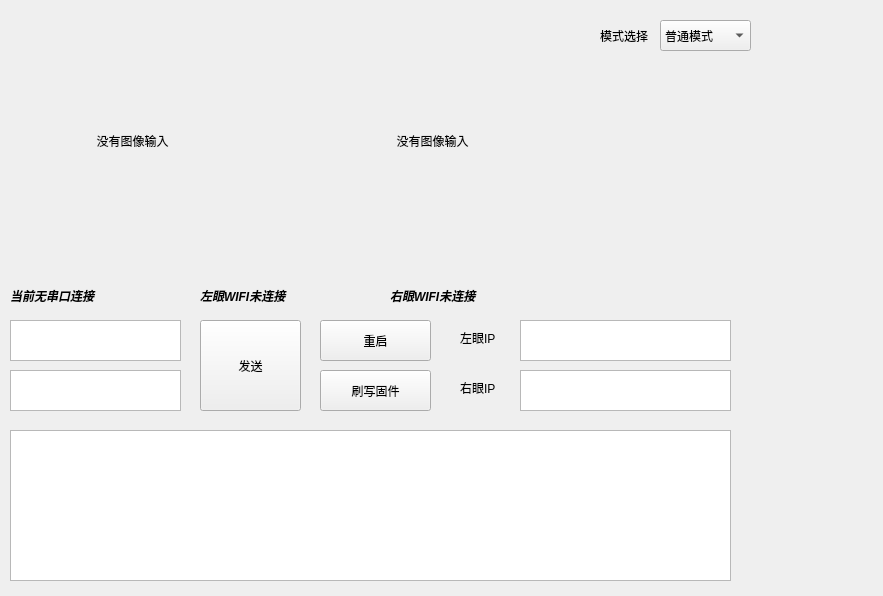
First picture: the form in ui/eye_tracker_window.ui, repository JellyfishKnight/paper_tracker, before the edit.
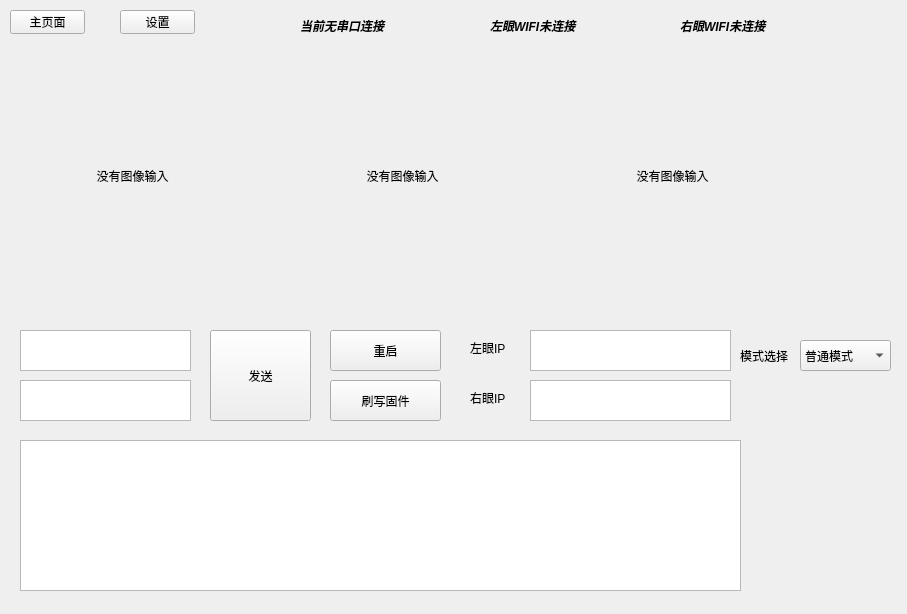
Second picture: the form after the edit.

```diff
--- a/ui/eye_tracker_window.ui
+++ b/ui/eye_tracker_window.ui
@@ -6,103 +6,268 @@
    <rect>
     <x>0</x>
     <y>0</y>
-    <width>883</width>
-    <height>596</height>
+    <width>907</width>
+    <height>614</height>
    </rect>
   </property>
   <property name="windowTitle">
    <string>PaperEyeTrackerWindow</string>
   </property>
-  <widget class="QLabel" name="LeftEyeImage">
+  <widget class="QStackedWidget" name="stackedWidget">
    <property name="geometry">
     <rect>
-     <x>10</x>
-     <y>10</y>
-     <width>261</width>
-     <height>261</height>
+     <x>0</x>
+     <y>40</y>
+     <width>901</width>
+     <height>571</height>
     </rect>
    </property>
-   <property name="text">
-    <string>                          没有图像输入</string>
-   </property>
+   <widget class="QWidget" name="page">
+    <widget class="QPlainTextEdit" name="RightEyeIPAddress">
+     <property name="geometry">
+      <rect>
+       <x>530</x>
+       <y>340</y>
+       <width>201</width>
+       <height>41</height>
+      </rect>
+     </property>
+    </widget>
+    <widget class="QLabel" name="label_2">
+     <property name="geometry">
+      <rect>
+       <x>470</x>
+       <y>350</y>
+       <width>54</width>
+       <height>16</height>
+      </rect>
+     </property>
+     <property name="text">
+      <string>右眼IP</string>
+     </property>
+    </widget>
+    <widget class="QPlainTextEdit" name="LeftEyeIPAddress">
+     <property name="geometry">
+      <rect>
+       <x>530</x>
+       <y>290</y>
+       <width>201</width>
+       <height>41</height>
+      </rect>
+     </property>
+    </widget>
+    <widget class="QComboBox" name="EnergyModelBox">
+     <property name="geometry">
+      <rect>
+       <x>800</x>
+       <y>300</y>
+       <width>91</width>
+       <height>31</height>
+      </rect>
+     </property>
+     <item>
+      <property name="text">
+       <string>普通模式</string>
+      </property>
+     </item>
+     <item>
+      <property name="text">
+       <string>节能模式</string>
+      </property>
+     </item>
+     <item>
+      <property name="text">
+       <string>性能模式</string>
+      </property>
+     </item>
+    </widget>
+    <widget class="QPlainTextEdit" name="LogText">
+     <property name="geometry">
+      <rect>
+       <x>20</x>
+       <y>400</y>
+       <width>721</width>
+       <height>151</height>
+      </rect>
+     </property>
+    </widget>
+    <widget class="QLabel" name="LeftEyeImage">
+     <property name="geometry">
+      <rect>
+       <x>10</x>
+       <y>5</y>
+       <width>261</width>
+       <height>261</height>
+      </rect>
+     </property>
+     <property name="text">
+      <string>                          没有图像输入</string>
+     </property>
+    </widget>
+    <widget class="QLabel" name="ResultImageLabel">
+     <property name="geometry">
+      <rect>
+       <x>550</x>
+       <y>5</y>
+       <width>261</width>
+       <height>261</height>
+      </rect>
+     </property>
+     <property name="text">
+      <string>                          没有图像输入</string>
+     </property>
+    </widget>
+    <widget class="QPushButton" name="RestartButton">
+     <property name="geometry">
+      <rect>
+       <x>330</x>
+       <y>290</y>
+       <width>111</width>
+       <height>41</height>
+      </rect>
+     </property>
+     <property name="text">
+      <string>重启</string>
+     </property>
+    </widget>
+    <widget class="QLabel" name="label">
+     <property name="geometry">
+      <rect>
+       <x>470</x>
+       <y>300</y>
+       <width>54</width>
+       <height>16</height>
+      </rect>
+     </property>
+     <property name="text">
+      <string>左眼IP</string>
+     </property>
+    </widget>
+    <widget class="QPlainTextEdit" name="PassWordInput">
+     <property name="geometry">
+      <rect>
+       <x>20</x>
+       <y>340</y>
+       <width>171</width>
+       <height>41</height>
+      </rect>
+     </property>
+    </widget>
+    <widget class="QPlainTextEdit" name="SSIDInput">
+     <property name="geometry">
+      <rect>
+       <x>20</x>
+       <y>290</y>
+       <width>171</width>
+       <height>41</height>
+      </rect>
+     </property>
+    </widget>
+    <widget class="QLabel" name="RightEyeImage">
+     <property name="geometry">
+      <rect>
+       <x>280</x>
+       <y>5</y>
+       <width>261</width>
+       <height>261</height>
+      </rect>
+     </property>
+     <property name="text">
+      <string>                          没有图像输入</string>
+     </property>
+    </widget>
+    <widget class="QLabel" name="label_3">
+     <property name="geometry">
+      <rect>
+       <x>740</x>
+       <y>300</y>
+       <width>51</width>
+       <height>31</height>
+      </rect>
+     </property>
+     <property name="text">
+      <string>模式选择</string>
+     </property>
+    </widget>
+    <widget class="QPushButton" name="FlashButton">
+     <property name="geometry">
+      <rect>
+       <x>330</x>
+       <y>340</y>
+       <width>111</width>
+       <height>41</height>
+      </rect>
+     </property>
+     <property name="text">
+      <string>刷写固件</string>
+     </property>
+    </widget>
+    <widget class="QPushButton" name="SendButton">
+     <property name="geometry">
+      <rect>
+       <x>210</x>
+       <y>290</y>
+       <width>101</width>
+       <height>91</height>
+      </rect>
+     </property>
+     <property name="text">
+      <string>发送</string>
+     </property>
+    </widget>
+   </widget>
+   <widget class="QWidget" name="page_2"/>
   </widget>
-  <widget class="QLabel" name="RightEyeImage">
+  <widget class="QPushButton" name="MainPageButton">
    <property name="geometry">
     <rect>
-     <x>310</x>
+     <x>10</x>
      <y>10</y>
-     <width>261</width>
-     <height>261</height>
+     <width>75</width>
+     <height>24</height>
     </rect>
    </property>
    <property name="text">
-    <string>                          没有图像输入</string>
+    <string>主页面</string>
    </property>
   </widget>
-  <widget class="QPlainTextEdit" name="SSIDInput">
+  <widget class="QPushButton" name="SettingButton">
    <property name="geometry">
     <rect>
-     <x>10</x>
-     <y>320</y>
-     <width>171</width>
-     <height>41</height>
+     <x>120</x>
+     <y>10</y>
+     <width>75</width>
+     <height>24</height>
     </rect>
    </property>
-  </widget>
-  <widget class="QPlainTextEdit" name="PassWordInput">
-   <property name="geometry">
-    <rect>
-     <x>10</x>
-     <y>370</y>
-     <width>171</width>
-     <height>41</height>
-    </rect>
-   </property>
-  </widget>
-  <widget class="QPushButton" name="SendButton">
-   <property name="geometry">
-    <rect>
-     <x>200</x>
-     <y>320</y>
-     <width>101</width>
-     <height>91</height>
-    </rect>
-   </property>
    <property name="text">
-    <string>发送</string>
+    <string>设置</string>
    </property>
   </widget>
-  <widget class="QPushButton" name="RestartButton">
+  <widget class="QLabel" name="RightEyeWifiStatus">
    <property name="geometry">
     <rect>
-     <x>320</x>
-     <y>320</y>
-     <width>111</width>
-     <height>41</height>
+     <x>680</x>
+     <y>10</y>
+     <width>161</width>
+     <height>31</height>
     </rect>
    </property>
-   <property name="text">
-    <string>重启</string>
+   <property name="font">
+    <font>
+     <italic>true</italic>
+     <bold>true</bold>
+    </font>
    </property>
-  </widget>
-  <widget class="QPushButton" name="FlashButton">
-   <property name="geometry">
-    <rect>
-     <x>320</x>
-     <y>370</y>
-     <width>111</width>
-     <height>41</height>
-    </rect>
-   </property>
    <property name="text">
-    <string>刷写固件</string>
+    <string>右眼WIFI未连接</string>
    </property>
   </widget>
   <widget class="QLabel" name="EyeWindowSerialStatus">
    <property name="geometry">
     <rect>
-     <x>10</x>
-     <y>285</y>
+     <x>300</x>
+     <y>15</y>
      <width>161</width>
      <height>21</height>
     </rect>
@@ -120,8 +285,8 @@
   <widget class="QLabel" name="LeftEyeWifiStatus">
    <property name="geometry">
     <rect>
-     <x>200</x>
-     <y>280</y>
+     <x>490</x>
+     <y>10</y>
      <width>161</width>
      <height>31</height>
     </rect>
@@ -136,119 +301,6 @@
     <string>左眼WIFI未连接</string>
    </property>
   </widget>
-  <widget class="QLabel" name="RightEyeWifiStatus">
-   <property name="geometry">
-    <rect>
-     <x>390</x>
-     <y>280</y>
-     <width>161</width>
-     <height>31</height>
-    </rect>
-   </property>
-   <property name="font">
-    <font>
-     <italic>true</italic>
-     <bold>true</bold>
-    </font>
-   </property>
-   <property name="text">
-    <string>右眼WIFI未连接</string>
-   </property>
-  </widget>
-  <widget class="QLabel" name="label">
-   <property name="geometry">
-    <rect>
-     <x>460</x>
-     <y>330</y>
-     <width>54</width>
-     <height>16</height>
-    </rect>
-   </property>
-   <property name="text">
-    <string>左眼IP</string>
-   </property>
-  </widget>
-  <widget class="QLabel" name="label_2">
-   <property name="geometry">
-    <rect>
-     <x>460</x>
-     <y>380</y>
-     <width>54</width>
-     <height>16</height>
-    </rect>
-   </property>
-   <property name="text">
-    <string>右眼IP</string>
-   </property>
-  </widget>
-  <widget class="QPlainTextEdit" name="LeftEyeIPAddress">
-   <property name="geometry">
-    <rect>
-     <x>520</x>
-     <y>320</y>
-     <width>211</width>
-     <height>41</height>
-    </rect>
-   </property>
-  </widget>
-  <widget class="QPlainTextEdit" name="RightEyeIPAddress">
-   <property name="geometry">
-    <rect>
-     <x>520</x>
-     <y>370</y>
-     <width>211</width>
-     <height>41</height>
-    </rect>
-   </property>
-  </widget>
-  <widget class="QPlainTextEdit" name="LogText">
-   <property name="geometry">
-    <rect>
-     <x>10</x>
-     <y>430</y>
-     <width>721</width>
-     <height>151</height>
-    </rect>
-   </property>
-  </widget>
-  <widget class="QComboBox" name="EnergyModelBox">
-   <property name="geometry">
-    <rect>
-     <x>660</x>
-     <y>20</y>
-     <width>91</width>
-     <height>31</height>
-    </rect>
-   </property>
-   <item>
-    <property name="text">
-     <string>普通模式</string>
-    </property>
-   </item>
-   <item>
-    <property name="text">
-     <string>节能模式</string>
-    </property>
-   </item>
-   <item>
-    <property name="text">
-     <string>性能模式</string>
-    </property>
-   </item>
-  </widget>
-  <widget class="QLabel" name="label_3">
-   <property name="geometry">
-    <rect>
-     <x>600</x>
-     <y>20</y>
-     <width>51</width>
-     <height>31</height>
-    </rect>
-   </property>
-   <property name="text">
-    <string>模式选择</string>
-   </property>
-  </widget>
  </widget>
  <resources/>
  <connections/>
```
